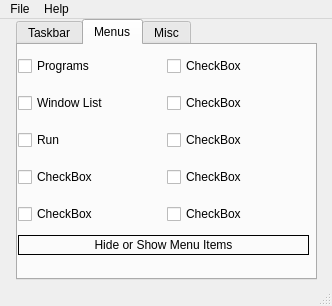
Old version of the form icewm_prefs.ui in the repository jholt0147/icewm_prefs.
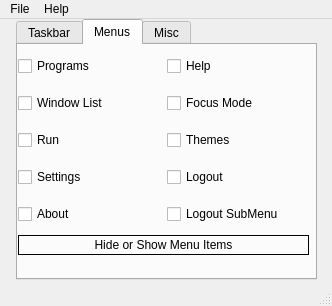
New version of the form. The open tabs and pages were chosen to show the change.

```diff
--- a/icewm_prefs.ui
+++ b/icewm_prefs.ui
@@ -212,14 +212,14 @@
          <item>
           <widget class="QCheckBox" name="checkBox_5">
            <property name="text">
-            <string>CheckBox</string>
+            <string>Settings</string>
            </property>
           </widget>
          </item>
          <item>
           <widget class="QCheckBox" name="checkBox_6">
            <property name="text">
-            <string>CheckBox</string>
+            <string>About</string>
            </property>
           </widget>
          </item>
@@ -230,35 +230,35 @@
          <item>
           <widget class="QCheckBox" name="checkBox_10">
            <property name="text">
-            <string>CheckBox</string>
+            <string>Help</string>
            </property>
           </widget>
          </item>
          <item>
           <widget class="QCheckBox" name="checkBox_9">
            <property name="text">
-            <string>CheckBox</string>
+            <string>Focus Mode</string>
            </property>
           </widget>
          </item>
          <item>
           <widget class="QCheckBox" name="checkBox_4">
            <property name="text">
-            <string>CheckBox</string>
+            <string>Themes</string>
            </property>
           </widget>
          </item>
          <item>
           <widget class="QCheckBox" name="checkBox_8">
            <property name="text">
-            <string>CheckBox</string>
+            <string>Logout</string>
            </property>
           </widget>
          </item>
          <item>
           <widget class="QCheckBox" name="checkBox_7">
            <property name="text">
-            <string>CheckBox</string>
+            <string>Logout SubMenu</string>
            </property>
           </widget>
          </item>
```
Left out of the diff: 18 changed lines with no effect on the pictures.
